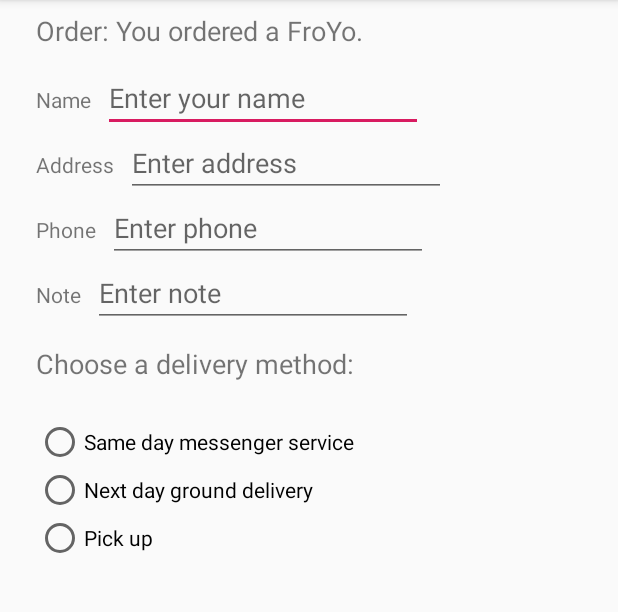
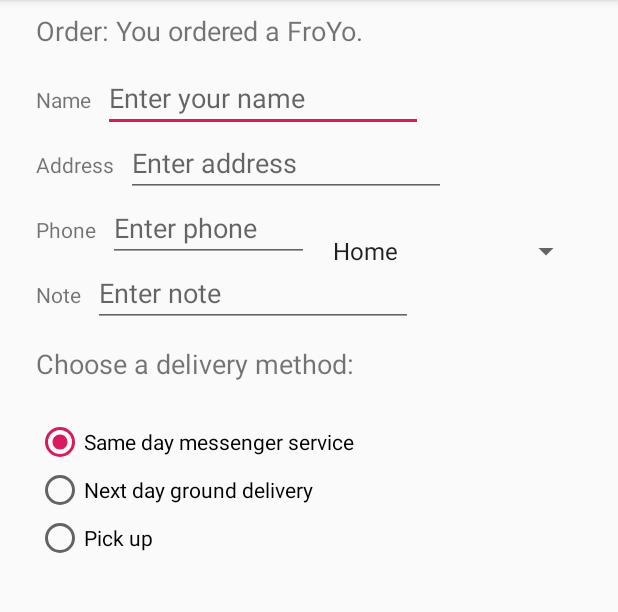
Before and after one commit to shashank205/AndroidHelloWorld, an Android app: the screen it shows after launch (OrderActivity), after a tap on an icon or button, on a phone screen of 412 x 824 dp, the part 84-696 px from its top. Run offline under Robolectric (Android 15) with nearby library versions, the light colour scheme and no system bars.

Commit message:
Add spinner in Droid Cafe app

```diff
--- a/droidcafe/src/main/java/com/example/droidcafe/OrderActivity.java
+++ b/droidcafe/src/main/java/com/example/droidcafe/OrderActivity.java
@@ -4,20 +4,38 @@
 import android.support.v7.app.AppCompatActivity;
 import android.os.Bundle;
 import android.view.View;
+import android.widget.AdapterView;
+import android.widget.ArrayAdapter;
 import android.widget.RadioButton;
+import android.widget.Spinner;
 import android.widget.TextView;
 import android.widget.Toast;
 
-public class OrderActivity extends AppCompatActivity {
+public class OrderActivity extends AppCompatActivity implements AdapterView.OnItemSelectedListener{
 
     @Override
     protected void onCreate(Bundle savedInstanceState) {
         super.onCreate(savedInstanceState);
         setContentView(R.layout.activity_order2);
+
         Intent intent = getIntent();
         String message = "Order: " + intent.getStringExtra(MainActivity.EXTRA_MESSAGE);
         TextView textView = findViewById(R.id.order_textview);
         textView.setText(message);
+
+        RadioButton radioButton = (RadioButton) findViewById(R.id.sameday);
+        radioButton.setChecked(true);
+
+        Spinner spinner = findViewById(R.id.label_spinner);
+        if (spinner != null) {
+            spinner.setOnItemSelectedListener(this);
+        }
+        ArrayAdapter<CharSequence> adapter = ArrayAdapter.createFromResource(
+                this, R.array.labels_array, android.R.layout.simple_spinner_item);
+        adapter.setDropDownViewResource(android.R.layout.simple_spinner_dropdown_item);
+        if (spinner != null) {
+            spinner.setAdapter(adapter);
+        }
     }
 
     public void displayToast(String message) {
@@ -44,4 +62,15 @@
                 break;
         }
     }
+
+    @Override
+    public void onItemSelected(AdapterView<?> adapterView, View view, int i, long id) {
+        String spinnerLabel = adapterView.getItemAtPosition(i).toString();
+        displayToast(spinnerLabel);
+    }
+
+    @Override
+    public void onNothingSelected(AdapterView<?> parent) {
+        //Do nothing
+    }
 }
--- a/droidcafe/src/main/res/layout/activity_order2.xml
+++ b/droidcafe/src/main/res/layout/activity_order2.xml
@@ -27,7 +27,7 @@
         android:layout_marginTop="24dp"
         android:text="@string/name_label_text"
         app:layout_constraintStart_toStartOf="parent"
-        app:layout_constraintTop_toBottomOf="@+id/order_textview"/>
+        app:layout_constraintTop_toBottomOf="@+id/order_textview" />
 
     <EditText
         android:id="@+id/name_text"
@@ -77,7 +77,7 @@
 
     <EditText
         android:id="@+id/phone_text"
-        android:layout_width="wrap_content"
+        android:layout_width="134dp"
         android:layout_height="wrap_content"
         android:layout_marginStart="8dp"
         android:layout_marginLeft="8dp"
@@ -154,4 +154,17 @@
             android:text="@string/pick_up" />
     </RadioGroup>
 
+    <Spinner
+        android:id="@+id/label_spinner"
+        android:layout_width="0dp"
+        android:layout_height="wrap_content"
+        android:layout_marginStart="8dp"
+        android:layout_marginLeft="8dp"
+        android:layout_marginTop="24dp"
+        android:layout_marginEnd="24dp"
+        android:layout_marginRight="24dp"
+        app:layout_constraintEnd_toEndOf="parent"
+        app:layout_constraintStart_toEndOf="@+id/phone_text"
+        app:layout_constraintTop_toBottomOf="@+id/address_text" />
+
 </android.support.constraint.ConstraintLayout>
--- a/droidcafe/src/main/res/values/strings.xml
+++ b/droidcafe/src/main/res/values/strings.xml
@@ -21,4 +21,10 @@
     <string name="same_day_messenger_service">Same day messenger service</string>
     <string name="next_day_ground_delivery">Next day ground delivery</string>
     <string name="pick_up">Pick up</string>
+    <string-array name="labels_array">
+        <item>Home</item>
+        <item>Work</item>
+        <item>Mobile</item>
+        <item>Other</item>
+    </string-array>
 </resources>
```
